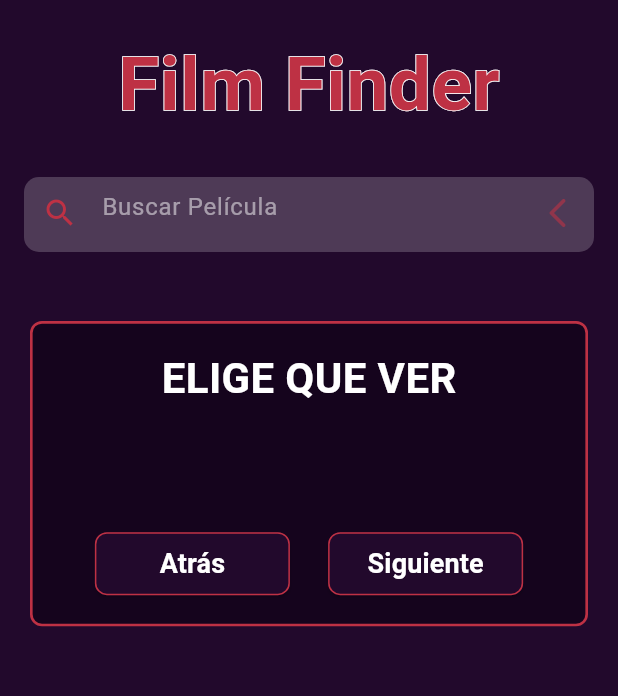
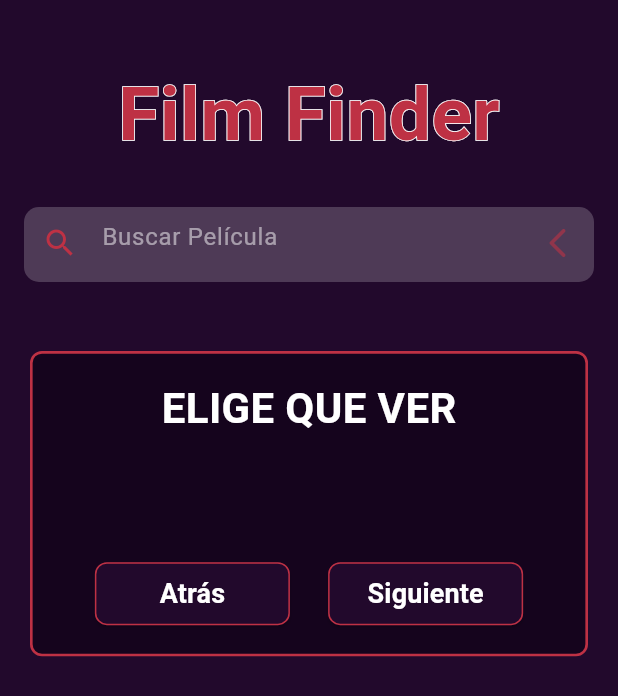
Before and after one commit to UNIZAR-30248-2024-FilmFinder/Film-Finder, a Flutter app: the InitialScreen screen opened directly, after a tap on "Siguiente", on a phone screen of 412 x 824 dp. Shown: the top 696 px of the screen. Run offline on Flutter 3.47's test engine with Material 3 defaults, Android fonts, the phone set to English and light mode, and no system bars; our stand-ins replace carousel_slider, flip_card, fluttertoast, google_nav_bar.

```diff
--- a/lib/pages/film_screen.dart
+++ b/lib/pages/film_screen.dart
@@ -45,7 +45,7 @@ class FilmInfo extends StatelessWidget {
                       fontWeight: FontWeight.bold,
                       foreground: Paint()
                         ..style = PaintingStyle.stroke
-                        ..strokeWidth = 3
+                        ..strokeWidth = 2
                         ..color = Colors.black,
                     ),
                   ),
@@ -166,7 +166,7 @@ class FilmInfo extends StatelessWidget {
                                 ],
                               ),
                               const SizedBox(height: 5),
-                               Row(
+                              Row(
                                 children: [
                                   const Text(
                                     'Director: ',
--- a/lib/pages/initial_screen.dart
+++ b/lib/pages/initial_screen.dart
@@ -16,7 +16,7 @@ class InitialScreen extends StatelessWidget {
         child: Column(
           mainAxisAlignment: MainAxisAlignment.start,
           children: [
-            SizedBox(height: statusBarHeight + 20),
+            SizedBox(height: statusBarHeight + 40),
             Center(
               child: Stack(
                 children: [
--- a/lib/widgets/filters_widget.dart
+++ b/lib/widgets/filters_widget.dart
@@ -57,7 +57,7 @@ class _FiltersState extends State<Filters> {
                             text: 'ACCION',
                           ),
                         ),
-                        const SizedBox(width: 20),
+                        const SizedBox(width: 15),
                         GestureDetector(
                           onTap: () {
                             // AÑADIR A LA LISTA EL GENERO INDICADO
@@ -67,7 +67,7 @@ class _FiltersState extends State<Filters> {
                             text: 'ANIMACION',
                           ),
                         ),
-                        const SizedBox(width: 20),
+                        const SizedBox(width: 15),
                         GestureDetector(
                           onTap: () {
                             // AÑADIR A LA LISTA EL GENERO INDICADO
@@ -77,7 +77,7 @@ class _FiltersState extends State<Filters> {
                             text: 'AVENTURA',
                           ),
                         ),
-                        const SizedBox(width: 20),
+                        const SizedBox(width: 15),
                         GestureDetector(
                           onTap: () {
                             // AÑADIR A LA LISTA EL GENERO INDICADO
@@ -87,7 +87,7 @@ class _FiltersState extends State<Filters> {
                             text: 'CIENCIA FICCIÓN',
                           ),
                         ),
-                        const SizedBox(width: 20),
+                        const SizedBox(width: 15),
                         GestureDetector(
                           onTap: () {
                             // AÑADIR A LA LISTA EL GENERO INDICADO
@@ -97,7 +97,7 @@ class _FiltersState extends State<Filters> {
                             text: 'COMEDIA',
                           ),
                         ),
-                        const SizedBox(width: 20),
+                        const SizedBox(width: 15),
                         GestureDetector(
                           onTap: () {
                             // AÑADIR A LA LISTA EL GENERO INDICADO
@@ -107,7 +107,7 @@ class _FiltersState extends State<Filters> {
                             text: 'CRIMEN',
                           ),
                         ),
-                        const SizedBox(width: 20),
+                        const SizedBox(width: 15),
                         GestureDetector(
                           onTap: () {
                             // AÑADIR A LA LISTA EL GENERO INDICADO
@@ -117,7 +117,7 @@ class _FiltersState extends State<Filters> {
                             text: 'DOCUMENTAL',
                           ),
                         ),
-                        const SizedBox(width: 20),
+                        const SizedBox(width: 15),
                         GestureDetector(
                           onTap: () {
                             // AÑADIR A LA LISTA EL GENERO INDICADO
@@ -127,7 +127,7 @@ class _FiltersState extends State<Filters> {
                             text: 'DRAMA',
                           ),
                         ),
-                        const SizedBox(width: 20),
+                        const SizedBox(width: 15),
                         GestureDetector(
                           onTap: () {
                             // AÑADIR A LA LISTA EL GENERO INDICADO
@@ -137,7 +137,7 @@ class _FiltersState extends State<Filters> {
                             text: 'FAMILIA',
                           ),
                         ),
-                        const SizedBox(width: 20),
+                        const SizedBox(width: 15),
                         GestureDetector(
                           onTap: () {
                             // AÑADIR A LA LISTA EL GENERO INDICADO
@@ -147,7 +147,7 @@ class _FiltersState extends State<Filters> {
                             text: 'FANTASIA',
                           ),
                         ),
-                        const SizedBox(width: 20),
+                        const SizedBox(width: 15),
                         GestureDetector(
                           onTap: () {
                             // AÑADIR A LA LISTA EL GENERO INDICADO
@@ -157,7 +157,7 @@ class _FiltersState extends State<Filters> {
                             text: 'GUERRA',
                           ),
                         ),
-                        const SizedBox(width: 20),
+                        const SizedBox(width: 15),
                         GestureDetector(
                           onTap: () {
                             // AÑADIR A LA LISTA EL GENERO INDICADO
@@ -167,7 +167,7 @@ class _FiltersState extends State<Filters> {
                             text: 'HISTORIA',
                           ),
                         ),
-                        const SizedBox(width: 20),
+                        const SizedBox(width: 15),
                         GestureDetector(
                           onTap: () {
                             // AÑADIR A LA LISTA EL GENERO INDICADO
@@ -177,7 +177,7 @@ class _FiltersState extends State<Filters> {
                             text: 'MISTERIO',
                           ),
                         ),
-                        const SizedBox(width: 20),
+                        const SizedBox(width: 15),
                         GestureDetector(
                           onTap: () {
                             // AÑADIR A LA LISTA EL GENERO INDICADO
@@ -187,7 +187,7 @@ class _FiltersState extends State<Filters> {
                             text: 'MUSICA',
                           ),
                         ),
-                        const SizedBox(width: 20),
+                        const SizedBox(width: 15),
                         GestureDetector(
                           onTap: () {
                             // AÑADIR A LA LISTA EL GENERO INDICADO
@@ -197,7 +197,7 @@ class _FiltersState extends State<Filters> {
                             text: 'PELICULA TV',
                           ),
                         ),
-                        const SizedBox(width: 20),
+                        const SizedBox(width: 15),
                         GestureDetector(
                           onTap: () {
                             // AÑADIR A LA LISTA EL GENERO INDICADO
@@ -207,7 +207,7 @@ class _FiltersState extends State<Filters> {
                             text: 'ROMANCE',
                           ),
                         ),
-                        const SizedBox(width: 20),
+                        const SizedBox(width: 15),
                         GestureDetector(
                           onTap: () {
                             // AÑADIR A LA LISTA EL GENERO INDICADO
@@ -217,7 +217,7 @@ class _FiltersState extends State<Filters> {
                             text: 'SUSPENSE',
                           ),
                         ),
-                        const SizedBox(width: 20),
+                        const SizedBox(width: 15),
                         GestureDetector(
                           onTap: () {
                             // AÑADIR A LA LISTA EL GENERO INDICADO
@@ -227,7 +227,7 @@ class _FiltersState extends State<Filters> {
                             text: 'TERROR',
                           ),
                         ),
-                        const SizedBox(width: 20),
+                        const SizedBox(width: 15),
                         GestureDetector(
                           onTap: () {
                             // AÑADIR A LA LISTA EL GENERO INDICADO
@@ -237,7 +237,7 @@ class _FiltersState extends State<Filters> {
                             text: 'WESTERN',
                           ),
                         ),
-                        const SizedBox(width: 20),
+                        const SizedBox(width: 15),
                       ],
                     ),
                   ),
@@ -310,6 +310,7 @@ class _FiltersState extends State<Filters> {
                       ElevatedButton(
                         onPressed: () {
                           setState(() {
+                            //REINICIAR VALORES
                             pasoDeFiltro++;
                           });
                         },
@@ -349,6 +350,7 @@ class _FiltersState extends State<Filters> {
                       ElevatedButton(
                         onPressed: () {
                           setState(() {
+                            //REINICIAR VALORES
                             pasoDeFiltro--;
                           });
                         },
```
Also changed, not shown: lib/widgets/search_bar.dart (+54 -38 lines).
